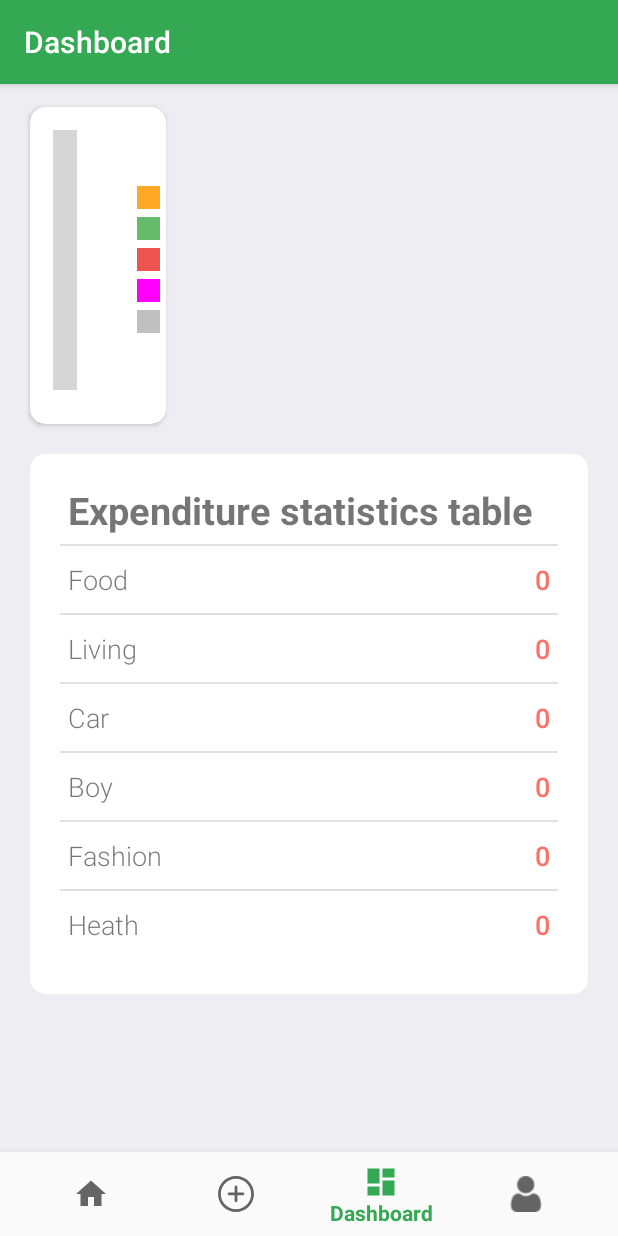
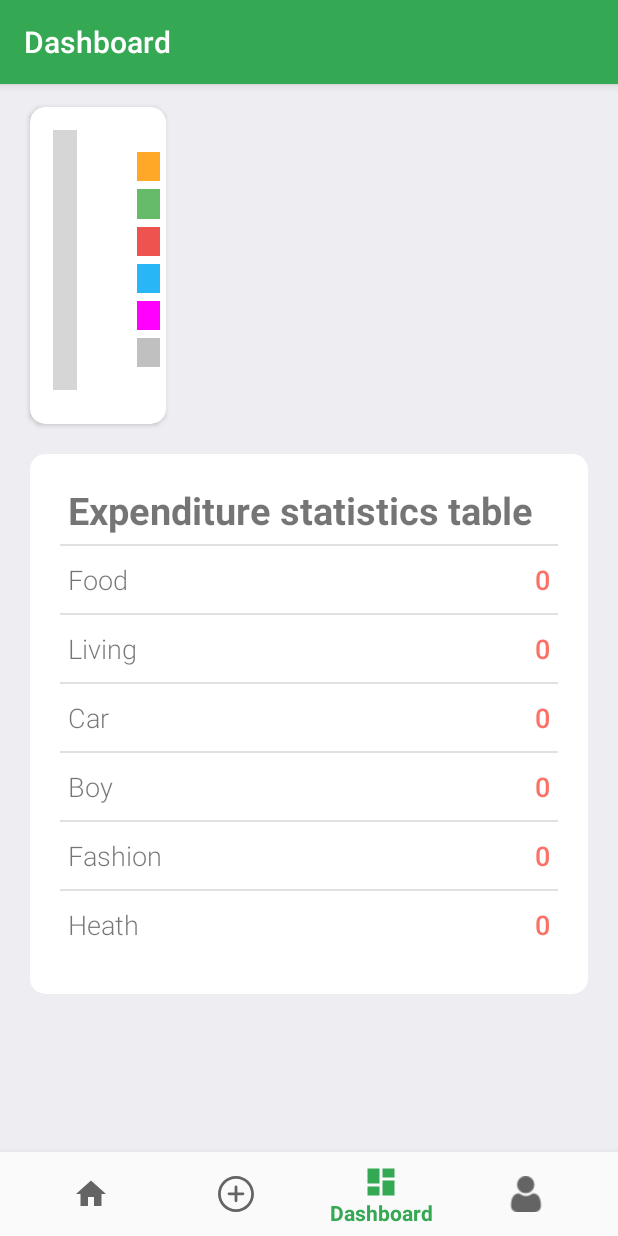
Before and after one commit to betonamu/MoneyManagement, an Android app: the DashboardFragment screen opened through its navigation route, on a phone screen of 412 x 824 dp. Run offline under Robolectric (Android 15) with nearby library versions, the phone set to English and light mode, and no system bars; our stand-ins replace Firebase (no records; nobody signed in at launch, a user with empty details on screens opened directly), navigation-ui; libraries missing offline, so code that uses them is left out: org.eazegraph.lib; plain views replace PieChart; 3 statements that could not run were skipped; grey boxes are pictures that could not be loaded.

Commit message:
sua lai ui chart

```diff
--- a/app/src/main/res/layout/fragment_dashboard.xml
+++ b/app/src/main/res/layout/fragment_dashboard.xml
@@ -52,7 +52,7 @@
 
                 <LinearLayout
                     android:layout_width="match_parent"
-                    android:layout_height="15dp"
+                    android:layout_height="19dp"
                     android:layout_gravity="center_vertical">
 
                     <!--View to display the yellow color icon-->
@@ -73,7 +73,7 @@
                 <!--Linear layout to display Python-->
                 <LinearLayout
                     android:layout_width="match_parent"
-                    android:layout_height="15dp"
+                    android:layout_height="20dp"
                     android:layout_gravity="center_vertical"
                     android:layout_marginTop="5dp">
 
@@ -85,8 +85,8 @@
 
                     <!--Text view to display python text -->
                     <TextView
-                        android:layout_width="wrap_content"
-                        android:layout_height="wrap_content"
+                        android:layout_width="53dp"
+                        android:layout_height="match_parent"
                         android:paddingLeft="10dp"
                         android:text="@string/prompt_living" />
 
@@ -95,7 +95,7 @@
                 <!--Linear layout to display C++-->
                 <LinearLayout
                     android:layout_width="match_parent"
-                    android:layout_height="15dp"
+                    android:layout_height="19dp"
                     android:layout_gravity="center_vertical"
                     android:layout_marginTop="5dp">
 
@@ -114,11 +114,32 @@
 
                 </LinearLayout>
 
+                <LinearLayout
+                    android:layout_width="match_parent"
+                    android:layout_height="19dp"
+                    android:layout_gravity="center_vertical"
+                    android:layout_marginTop="5dp">
+
+                    <!--View to display the red color icon-->
+                    <View
+                        android:layout_width="15dp"
+                        android:layout_height="match_parent"
+                        android:background="@color/Java" />
+
+                    <!--Text view to display C++ text -->
+                    <TextView
+                        android:layout_width="wrap_content"
+                        android:layout_height="wrap_content"
+                        android:paddingLeft="10dp"
+                        android:text="@string/prompt_boy" />
+
+                </LinearLayout>
+
                 <!--Linear layout to display Java-->
 
                 <LinearLayout
                     android:layout_width="match_parent"
-                    android:layout_height="15dp"
+                    android:layout_height="19dp"
                     android:layout_gravity="center_vertical"
                     android:layout_marginTop="5dp">
 
@@ -139,7 +160,7 @@
 
                 <LinearLayout
                     android:layout_width="match_parent"
-                    android:layout_height="15dp"
+                    android:layout_height="19dp"
                     android:layout_gravity="center_vertical"
                     android:layout_marginTop="5dp">
 
```
